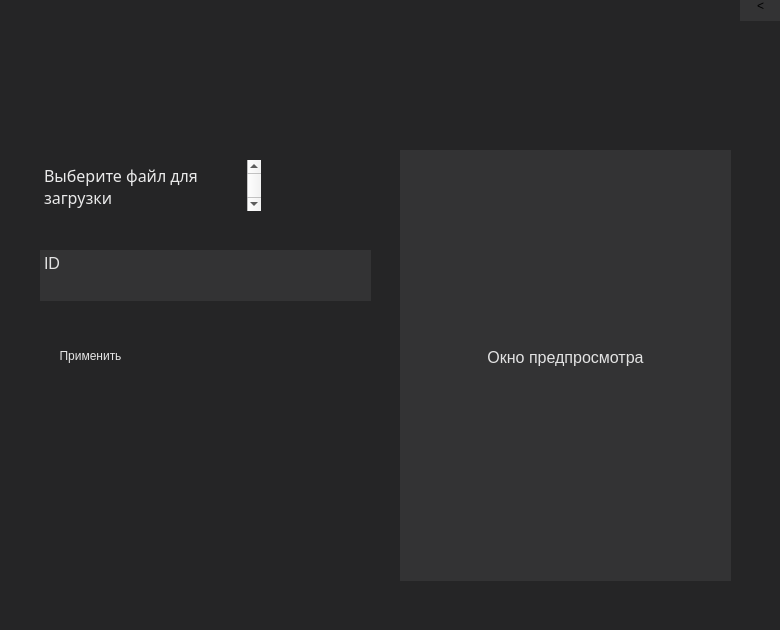
The window that settings.ui (dacsson/Slicer) describes before a commit, drawn with Qt 5.
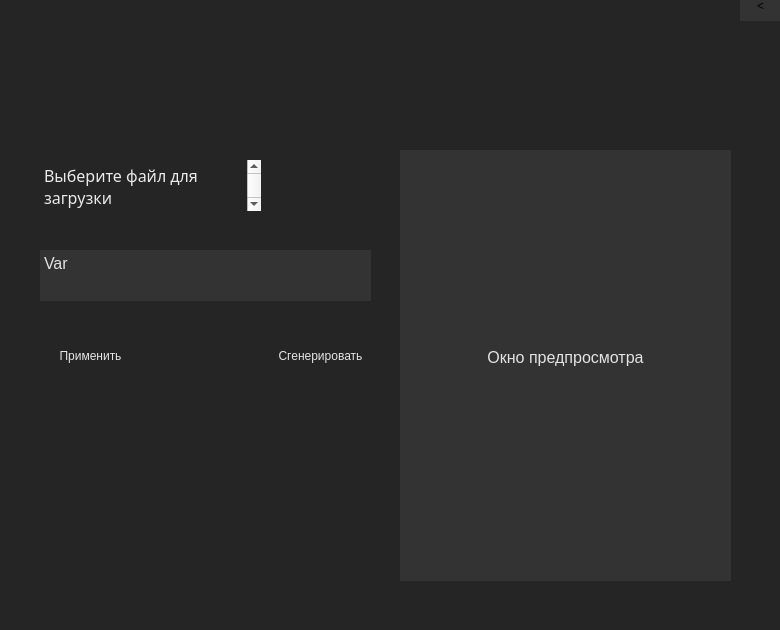
The same window after the commit. Icons and pictures are not drawn.

```diff
--- a/settings.ui
+++ b/settings.ui
@@ -747,7 +747,7 @@
 &lt;html&gt;&lt;head&gt;&lt;meta name=&quot;qrichtext&quot; content=&quot;1&quot; /&gt;&lt;style type=&quot;text/css&quot;&gt;
 p, li { white-space: pre-wrap; }
 &lt;/style&gt;&lt;/head&gt;&lt;body style=&quot; font-family:'MS Shell Dlg 2'; font-size:18px; font-weight:400; font-style:normal;&quot;&gt;
-&lt;p style=&quot; margin-top:0px; margin-bottom:0px; margin-left:0px; margin-right:0px; -qt-block-indent:0; text-indent:0px;&quot;&gt;&lt;span style=&quot; font-size:12pt; color:#e3e3e3;&quot;&gt;ID&lt;/span&gt;&lt;/p&gt;&lt;/body&gt;&lt;/html&gt;</string>
+&lt;p style=&quot; margin-top:0px; margin-bottom:0px; margin-left:0px; margin-right:0px; -qt-block-indent:0; text-indent:0px;&quot;&gt;&lt;span style=&quot; font-size:12pt; color:#e3e3e3;&quot;&gt;Var&lt;/span&gt;&lt;/p&gt;&lt;/body&gt;&lt;/html&gt;</string>
    </property>
   </widget>
   <widget class="QPushButton" name="downl">
@@ -806,6 +806,35 @@
     <string>Применить</string>
    </property>
   </widget>
+  <widget class="QPushButton" name="generate">
+   <property name="geometry">
+    <rect>
+     <x>270</x>
+     <y>340</y>
+     <width>101</width>
+     <height>31</height>
+    </rect>
+   </property>
+   <property name="styleSheet">
+    <string notr="true">#generate {
+background-color: none;
+border: none;
+border-image: url(:/grad.png);
+color: rgb(229, 229, 229);
+font-size: 12px;
+}
+#generate::pessed {
+	height: 15px;
+	wildth: 80px;
+}
+#generate::hover {
+	border-image: url(:/light_grad.png);	
+}</string>
+   </property>
+   <property name="text">
+    <string>Сгенерировать</string>
+   </property>
+  </widget>
  </widget>
  <resources/>
  <connections/>
```
